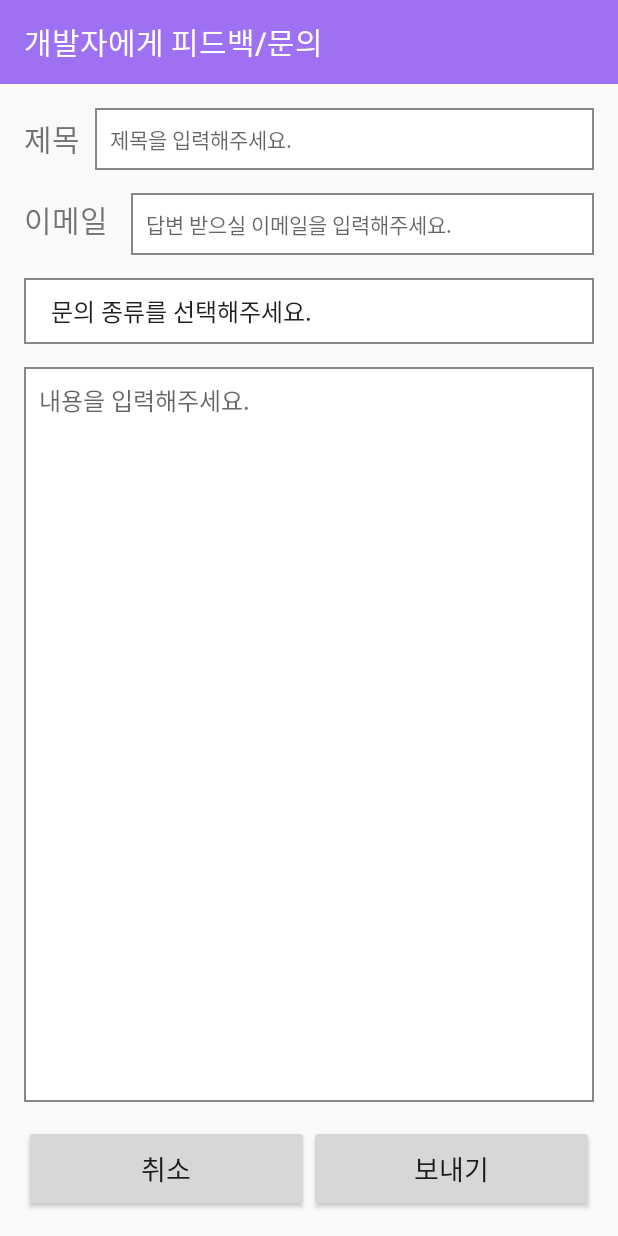
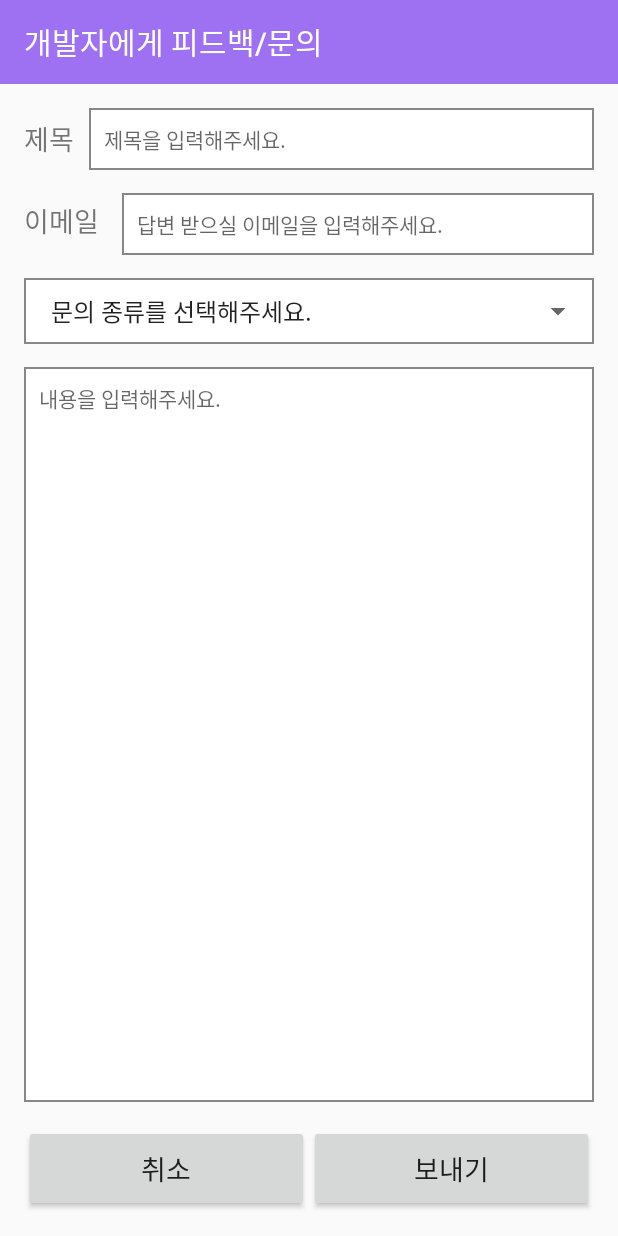
Before and after one commit to 971021hr/dandan_app_final, an Android app: the FeedBackPage screen opened directly, with no data from a screen before it, on a phone screen of 412 x 824 dp. Run offline under Robolectric (Android 15) with nearby library versions, the phone set to English and light mode, and no system bars.

Commit message:
2021.03.03 삼겹살데이 돼지방3

```diff
--- a/app/src/main/res/layout/feedback_layout.xml
+++ b/app/src/main/res/layout/feedback_layout.xml
@@ -36,7 +36,7 @@
                     android:layout_gravity="center"
                     android:layout_weight="0"
                     android:text="제목"
-                    android:textSize="20sp" />
+                    android:textSize="18sp" />
 
                 <EditText
                     android:id="@+id/editTextTextPersonName"
@@ -65,7 +65,7 @@
                     android:layout_weight="0"
                     android:gravity="center"
                     android:text="이메일"
-                    android:textSize="20sp" />
+                    android:textSize="18sp" />
 
                 <EditText
                     android:id="@+id/editTextTextEmailAddress4"
@@ -81,14 +81,20 @@
                     android:textSize="14sp" />
             </LinearLayout>
 
-            <Spinner
-                android:id="@+id/fd_spinner"
+            <LinearLayout
                 android:layout_width="match_parent"
                 android:layout_height="wrap_content"
                 android:layout_marginBottom="15dp"
                 android:background="@drawable/text_box"
-                android:padding="10dp"
-                android:spinnerMode="dropdown" />
+                android:orientation="horizontal">
+
+                <Spinner
+                    android:id="@+id/fd_spinner"
+                    android:layout_width="match_parent"
+                    android:layout_height="wrap_content"
+                    android:padding="10dp"
+                    android:spinnerMode="dropdown" />
+            </LinearLayout>
 
             <LinearLayout
                 android:layout_width="match_parent"
@@ -108,7 +114,7 @@
                     android:hint="내용을 입력해주세요."
                     android:inputType="textPersonName"
                     android:padding="10dp"
-                    android:textSize="16sp" />
+                    android:textSize="14sp" />
 
                 <LinearLayout
                     android:layout_width="match_parent"
--- a/app/src/main/res/layout/login_layout.xml
+++ b/app/src/main/res/layout/login_layout.xml
@@ -19,6 +19,7 @@
             android:layout_margin="25dp"
             android:gravity="center"
             android:orientation="vertical">
+
             <TextView
                 android:id="@+id/textView3"
                 android:layout_width="match_parent"
@@ -29,7 +30,7 @@
                 android:padding="15dp"
                 android:text="로그인 후 이용시 백업이 가능합니다 :)"
                 android:textColor="#000000"
-            android:textSize="20sp"
+                android:textSize="18sp"
                 android:textStyle="bold" />
 
         <LinearLayout
@@ -101,7 +102,7 @@
                 android:layout_marginBottom="10dp"
                 android:padding="15dp"
                 android:text="로그인"
-            android:textSize="20sp" />
+                android:textSize="18sp" />
 
         <LinearLayout
             android:layout_width="match_parent"
```
Also changed, not shown: app/src/main/res/layout/nickname_layout.xml (+5 -3 lines), app/src/main/res/layout/notice2_layout.xml (+4 -4 lines). Lines whose indentation alone changed are shown as unchanged.
